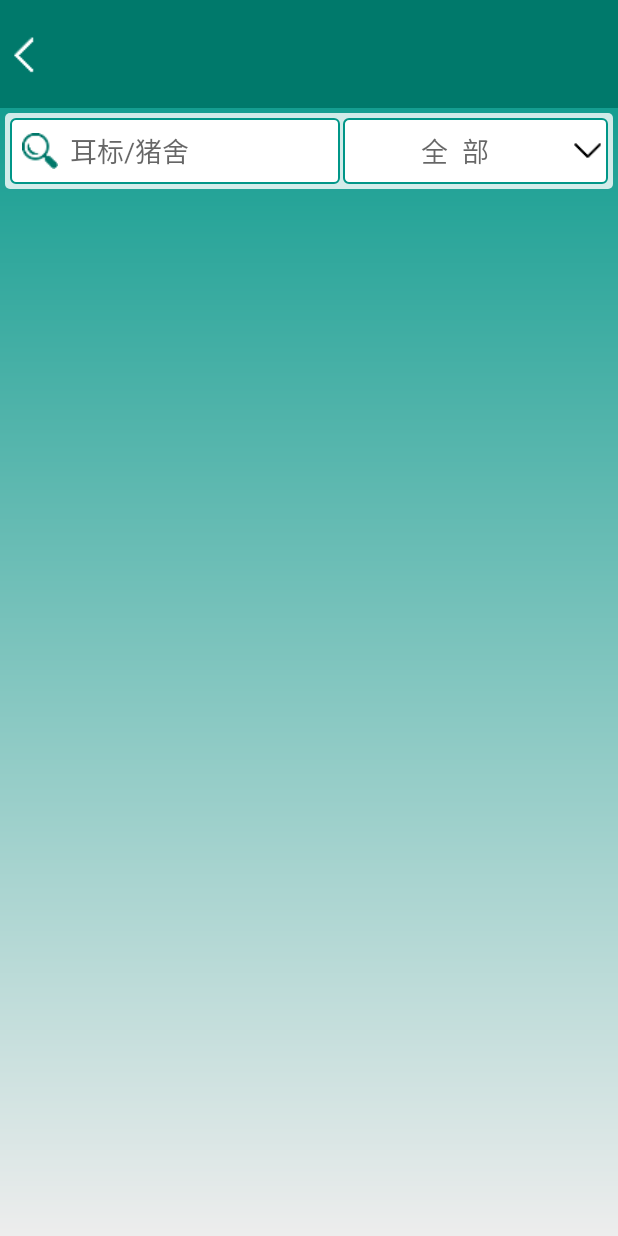
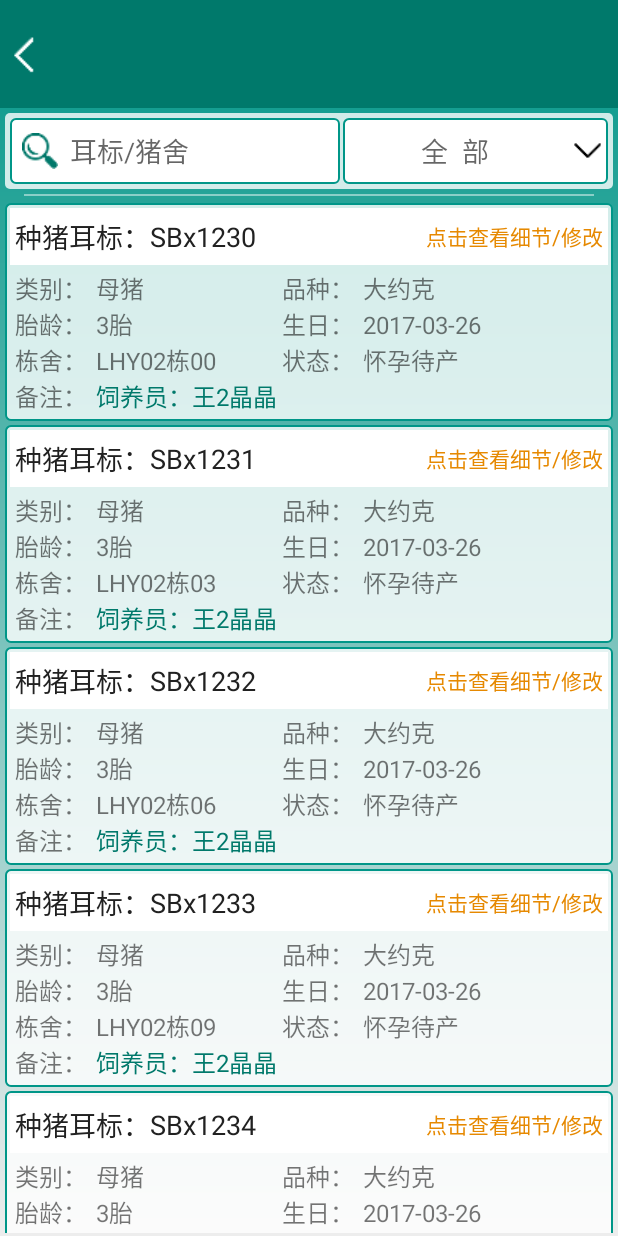
Before and after one commit to qiuking/pig-Dr., an Android app: the CheckRecordActivity screen opened directly, with no data from a screen before it, on a phone screen of 412 x 824 dp. Run offline under Robolectric (Android 15) with nearby library versions, the phone set to English and light mode, and no system bars.

Commit message:
add pig card RecycleView

```diff
--- a/app/src/main/java/com/ustcerqiu/pigdoc/CheckRecordActivity.java
+++ b/app/src/main/java/com/ustcerqiu/pigdoc/CheckRecordActivity.java
@@ -4,6 +4,8 @@ import android.app.Dialog;
 import android.content.Context;
 import android.content.Intent;
 import android.os.Bundle;
+import android.support.v7.widget.LinearLayoutManager;
+import android.support.v7.widget.RecyclerView;
 import android.util.DisplayMetrics;
 import android.util.Log;
 import android.view.Display;
@@ -12,6 +14,7 @@ import android.view.View;
 import android.view.Window;
 import android.view.WindowManager;
 import android.widget.ArrayAdapter;
+import android.widget.LinearLayout;
 import android.widget.NumberPicker;
 import android.widget.Spinner;
 import android.widget.TextView;
@@ -53,10 +56,10 @@ public class CheckRecordActivity extends BaseMinorClass implements View.OnClickL
 
     //define the data class and the RecycleView adapter for the pig information card outlines.
     //the data needed
-    public class pigCard{
+    public class PigCard{
         String number, sex, type, numYear, birthday, house, status, otherInfo;
-        //public pigCard(){ } //是否有默认无参数构造函数
-        public pigCard(String number, String sex, String type, String numYear, String birthday, String house, String status, String otherInfo){
+        public PigCard(){ } //是否有默认无参数构造函数. 不设置就无
+        public PigCard(String number, String sex, String type, String numYear, String birthday, String house, String status, String otherInfo){
             this.number = number;
             this.sex = sex;
             this.type = type;
@@ -67,20 +70,70 @@ public class CheckRecordActivity extends BaseMinorClass implements View.OnClickL
             this.otherInfo = otherInfo;
         }
     }//pigCard
-/*
+
     //the adapter for the pigCard list
-    public class pigCardAadpter extends mCom.comListAdapter<pigCard>{
+    public class PigCardAadpter extends mCom.comListAdapter<PigCard>{
         // the private List<T> mItemList 和 private int itemLayoutId  is in the parent；注意在构造函数中 itemLayoutId的赋值
         //unKnown the number of the holders, so use the list to store the listview holder content.
+        private List<TextView> numberList = new ArrayList<>();
+        private List<TextView> sexList = new ArrayList<>();
+        private List<TextView> typeList = new ArrayList<>();
+        private List<TextView> numYearList = new ArrayList<>();
+        private List<TextView> birthdayList = new ArrayList<>();
+        private List<TextView> houseList = new ArrayList<>();
+        private List<TextView> statusList = new ArrayList<>();
+        private List<TextView> otherInfoList = new ArrayList<>();
 
         //////////////////////////////////////
         //构造方法. set the data and the layout
-        public pigCardAadpter(List<pigCard> pigCardList, int pigCardLayoutId){
+        // R.layout.pig_card_outline_item
+        public PigCardAadpter(List<PigCard> pigCardList, int pigCardLayoutId){
             super(pigCardList, pigCardLayoutId);
+        }
+
+        @Override
+        public void setOnCreateViewHolder(mCom.ViewHolder holder, View v) {
+            numberList.add( (TextView) v.findViewById(R.id.pig_number_text) );
+            sexList.add( (TextView) v.findViewById(R.id.pig_sex) );
+            typeList.add( (TextView) v.findViewById(R.id.pig_type) );
+            numYearList.add( (TextView) v.findViewById(R.id.pig_num_year) );
+            birthdayList.add( (TextView) v.findViewById(R.id.pig_birthday) );
+            houseList.add( (TextView) v.findViewById(R.id.pig_house) );
+            statusList.add( (TextView) v.findViewById(R.id.pig_status) );
+            otherInfoList.add( (TextView) v.findViewById(R.id.pig_info_other) );
+            //TODO onclick action, and so on.
+        }
+
+        @Override
+        public void setOnBindViewHolder(mCom.ViewHolder holder, int position, PigCard item) {
+            int viewHolderPositon = holder.getInitPosition(); //this position record the view tag position
+            //set data to view in holder
+            numberList.get(viewHolderPositon).setText(item.number);
+            sexList.get(viewHolderPositon).setText(item.sex);
+            typeList.get(viewHolderPositon).setText(item.type);
+            numYearList.get(viewHolderPositon).setText(item.numYear);
+            birthdayList.get(viewHolderPositon).setText(item.birthday);
+            houseList.get(viewHolderPositon).setText(item.house);
+            statusList.get(viewHolderPositon).setText(item.status);
+            otherInfoList.get(viewHolderPositon).setText(item.otherInfo);
         }
     }//pigCardAdapter
 
-*/
+
+    //method to get data need to generate the list
+    public List<PigCard> getPigCardList(){
+        //TODO 完成获取数据的方法
+        List<PigCard> pigCardList = new ArrayList<>();
+        PigCard pigCard; // = new PigCard();
+        for(int i=0; i<20; i++){
+            pigCard = new PigCard("SBx123"+i, "母猪", "大约克", "3胎", "2017-03-26", "LHY02栋0"+i*3, "怀孕待产","饲养员：王2晶晶");
+            pigCardList.add(pigCard);
+        }
+        return pigCardList;
+    }// getPigCarList
+
+
+
     ///--##############################################################################-----/////
     @Override
     protected void onCreate(Bundle savedInstanceState) {
@@ -94,6 +147,16 @@ public class CheckRecordActivity extends BaseMinorClass implements View.OnClickL
         }
         //设置标题行的显示标题，替换掉layout中的默认标题
         ((TextView) this.findViewById(R.id.title_name_textView)).setText(titleName);  //this仅仅是强调本活动的调用环境
+
+        //generate the pig cards list
+        RecyclerView cardParentRecycleView = (RecyclerView) findViewById(R.id.pig_cards_list_RecyclerView);
+        List<PigCard> pigCardList = getPigCardList(); // get the data of the pig card
+        PigCardAadpter adpter = new PigCardAadpter(pigCardList, R.layout.pig_card_outline_item);
+        LinearLayoutManager layoutManager = new LinearLayoutManager(this);
+        layoutManager.setOrientation(LinearLayoutManager.VERTICAL);
+        cardParentRecycleView.setLayoutManager(layoutManager); //set layout parameters
+        cardParentRecycleView.setAdapter(adpter);
+
 
      /*   //spinner selector
         List<String> spinnerList = new ArrayList<>();
@@ -133,7 +196,18 @@ public class CheckRecordActivity extends BaseMinorClass implements View.OnClickL
         //setOnClickListener (whole page)
         (findViewById(R.id.button_back)).setOnClickListener(this);
 
+
+
+
+
+
+
+
     }//onCreate
+
+
+
+
 
     @Override //Formatter
     public String format(int value) {
--- a/app/src/main/res/layout/activity_check_record.xml
+++ b/app/src/main/res/layout/activity_check_record.xml
@@ -68,24 +68,17 @@
                 android:src="@drawable/down_black"/>
 
         </LinearLayout>
-
-
-
     </LinearLayout>
 
+    <View android:background="#77FFFFFF" android:layout_marginLeft="16dp" android:layout_marginRight="16dp" android:layout_width="match_parent" android:layout_height="1dp"  />
     <!-- 中间内容部分框架 -->
-
-
-
     <android.support.v7.widget.RecyclerView
-        android:id="@+id/input_list_RecyclerView"
+        android:id="@+id/pig_cards_list_RecyclerView"
         android:layout_width="match_parent"
         android:layout_height="match_parent"
-        android:padding="3dp">
+        android:padding="2dp"
+        android:layout_marginTop="1dp">
     </android.support.v7.widget.RecyclerView>
-
-
-
 
     <!--无底部导航栏的状态-->
 </LinearLayout>
--- a/app/src/main/res/layout/pig_card_outline_item.xml
+++ b/app/src/main/res/layout/pig_card_outline_item.xml
@@ -3,7 +3,7 @@
     android:id="@+id/pig_card_outline"
     android:layout_width="match_parent"
     android:layout_height="wrap_content"
-    android:layout_margin="3dp"
+    android:layout_margin="1dp"
     android:padding="3dp"
     android:background="@drawable/bg_div2"
     android:orientation="vertical">
```
